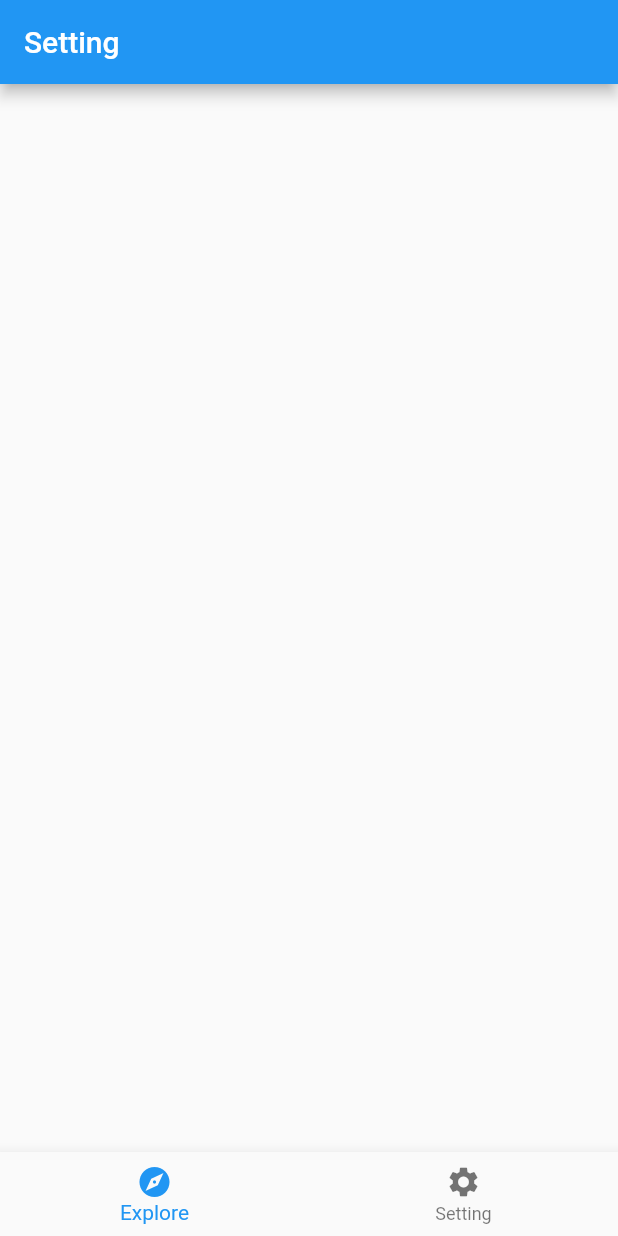
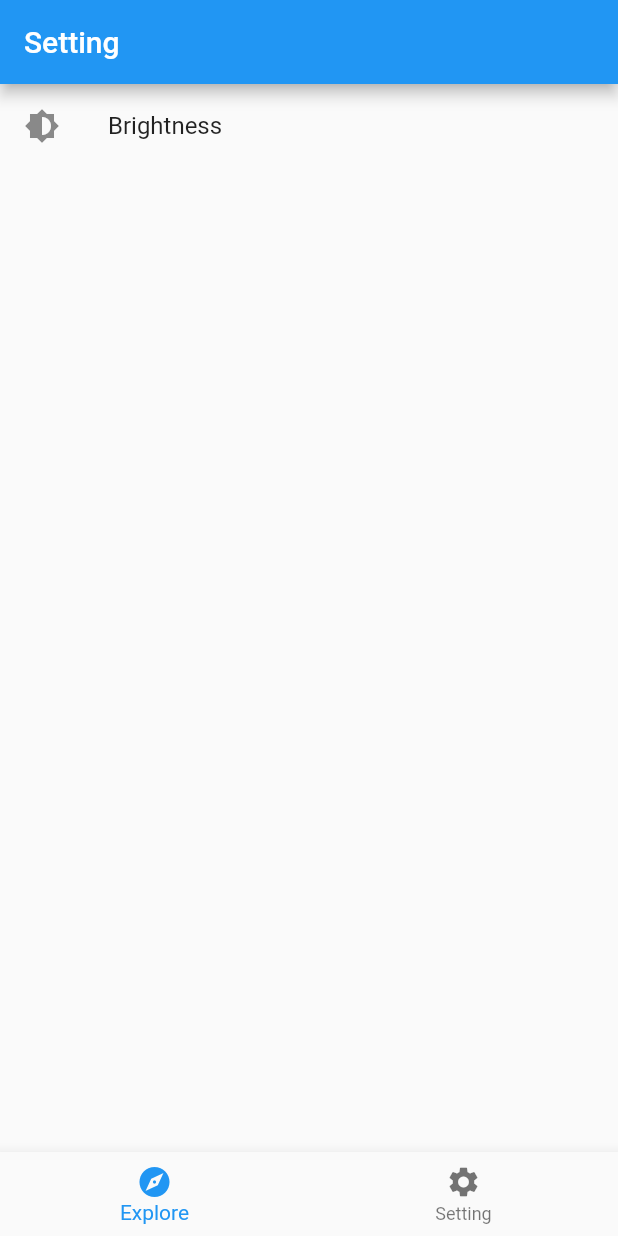
Before and after one commit to mo5tone/fomic, a Flutter app: the screen it shows after launch, swiped to page 2, on a phone screen of 412 x 824 dp. Run offline on Flutter 3.47's test engine with Material 2 defaults, Android fonts, the phone set to English and light mode, and no system bars; drawn by our look-alikes of flutter_easyloading; our stand-ins replace cached_network_image, dio, get_it, i18n_extension.

Commit message:
Add Brightness setting

```diff
--- a/lib/main.dart
+++ b/lib/main.dart
@@ -3,6 +3,7 @@ import 'package:flutter_easyloading/flutter_easyloading.dart';
 import 'package:flutter_localizations/flutter_localizations.dart';
 import 'package:fomic/model/constant/route_name.dart';
 import 'package:fomic/scene/common/view_model/tab_navigation_view_model.dart';
+import 'package:fomic/scene/setting/view_model/brightness_change_notifier.dart';
 import 'package:i18n_extension/i18n_widget.dart';
 import 'package:fomic/utils/injector.dart';
 import 'package:provider/provider.dart';
@@ -23,6 +24,9 @@ class Fomic extends StatelessWidget {
           child: MultiProvider(
             providers: [
               ChangeNotifierProvider(
+                create: (_) => BrightnessChangeNotifier(),
+              ),
+              ChangeNotifierProvider(
                 create: (_) => TabNavigationViewModel(),
               ),
             ],
@@ -37,6 +41,7 @@ class Fomic extends StatelessWidget {
 class _App extends StatelessWidget {
   @override
   Widget build(BuildContext context) {
+    final brightness = context.select((BrightnessChangeNotifier value) => value.brightness);
     return MaterialApp(
       title: 'Fomic',
       localizationsDelegates: [
@@ -48,7 +53,10 @@ class _App extends StatelessWidget {
         Locale('en'),
         Locale('zh'),
       ],
-      theme: ThemeData.light(),
+      theme: ThemeData(
+        brightness: brightness ?? Brightness.light,
+      ),
+      darkTheme: brightness == null ? ThemeData.dark() : null,
       routes: Map.fromEntries(RouteName.values.map((e) => e.route)),
     );
   }
--- a/lib/scene/setting/view/setting_view.dart
+++ b/lib/scene/setting/view/setting_view.dart
@@ -1,15 +1,73 @@
 import 'package:flutter/material.dart';
-
 import 'package:fomic/model/constant/app.i18n.dart';
+import 'package:fomic/scene/setting/view_model/brightness_change_notifier.dart';
 import 'package:fomic/scene/setting/view_model/setting_view_model.dart';
 import 'package:fomic/scene/view.dart';
+import 'package:provider/provider.dart';
 
 class SettingView extends StatefulWidget {
   @override
-  _SettingViewState createState() => _SettingViewState();
+  _View createState() => _View();
 }
 
-class _SettingViewState extends View<SettingViewModel, SettingView> with AutomaticKeepAliveClientMixin {
+class _View extends View<SettingViewModel, SettingView> with AutomaticKeepAliveClientMixin {
+  Future<Brightness> showBrightnessBottomSheet(BuildContext context) {
+    return showModalBottomSheet(
+        context: context,
+        isDismissible: false,
+        builder: (ctx) {
+          final brightness = ctx.select((BrightnessChangeNotifier value) => value.brightness);
+          return SafeArea(
+            child: Container(
+              child: Wrap(
+                children: [
+                  ListTile(
+                    leading: Icon(Icons.brightness_5),
+                    trailing: brightness == Brightness.light ? Icon(Icons.check) : null,
+                    title: Text('Light'),
+                    onTap: () => Navigator.of(ctx).pop(Brightness.light),
+                  ),
+                  Divider(),
+                  ListTile(
+                    leading: Icon(Icons.brightness_4),
+                    trailing: brightness == Brightness.dark ? Icon(Icons.check) : null,
+                    title: Text('Dark'),
+                    onTap: () => Navigator.of(ctx).pop(Brightness.dark),
+                  ),
+                  Divider(),
+                  ListTile(
+                    leading: Icon(Icons.brightness_auto),
+                    trailing: brightness == null ? Icon(Icons.check) : null,
+                    title: Text('System'),
+                    onTap: () => Navigator.of(ctx).pop(),
+                  ),
+                ],
+              ),
+            ),
+          );
+        });
+  }
+
+  Widget _itemBuilder(BuildContext context, int index) {
+    Widget item;
+    switch (index) {
+      case 0:
+        item = ListTile(
+          leading: Icon(Icons.brightness_medium),
+          title: Text('Brightness'),
+          onTap: () => showBrightnessBottomSheet(context).then((value) {
+            final changeNotifier = context.read<BrightnessChangeNotifier>();
+            changeNotifier.brightness = value;
+          }),
+        );
+    }
+    return item;
+  }
+
+  Widget _separatorBuilder(BuildContext context, int index) {
+    return Divider();
+  }
+
   @override
   bool get wantKeepAlive => true;
 
@@ -20,6 +78,11 @@ class _SettingViewState extends View<SettingViewModel, SettingView> with Automat
       appBar: AppBar(
         title: Text('Setting'.i18n),
       ),
+      body: ListView.separated(
+        itemBuilder: _itemBuilder,
+        separatorBuilder: _separatorBuilder,
+        itemCount: 1,
+      ),
     );
   }
 }
--- /dev/null
+++ b/lib/scene/setting/view_model/brightness_change_notifier.dart
@@ -0,0 +1,14 @@
+import 'package:flutter/material.dart';
+
+class BrightnessChangeNotifier with ChangeNotifier {
+  Brightness _brightness;
+
+  Brightness get brightness => _brightness;
+
+  set brightness(Brightness value) {
+    if (value != _brightness) {
+      _brightness = value;
+      notifyListeners();
+    }
+  }
+}
```
Also changed, not shown: lib/scene/explore/view/explore_view.dart (+4 -6 lines).
